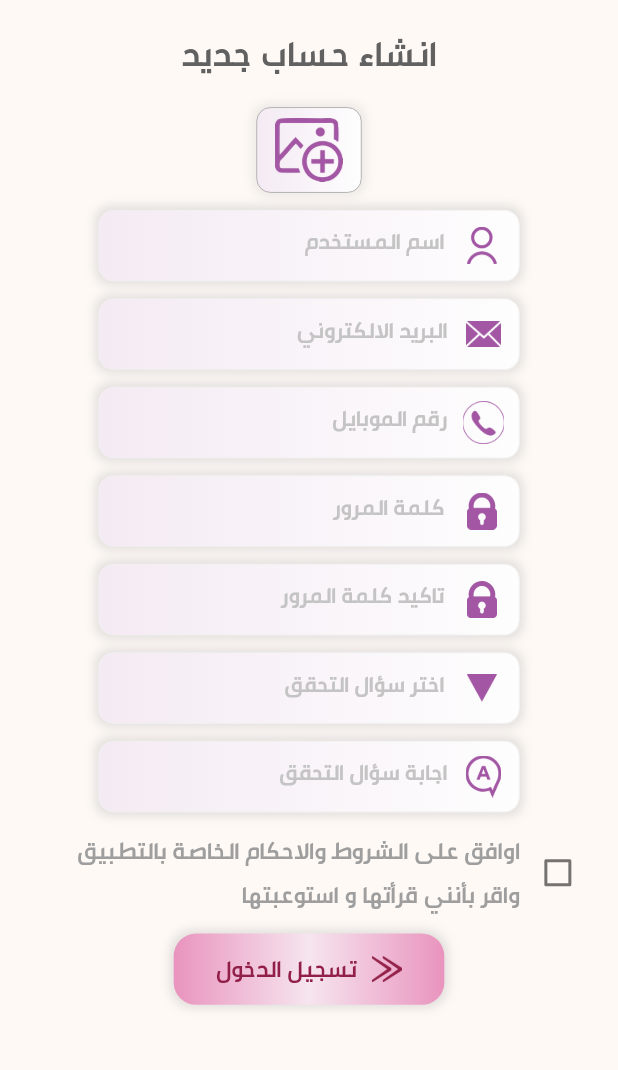
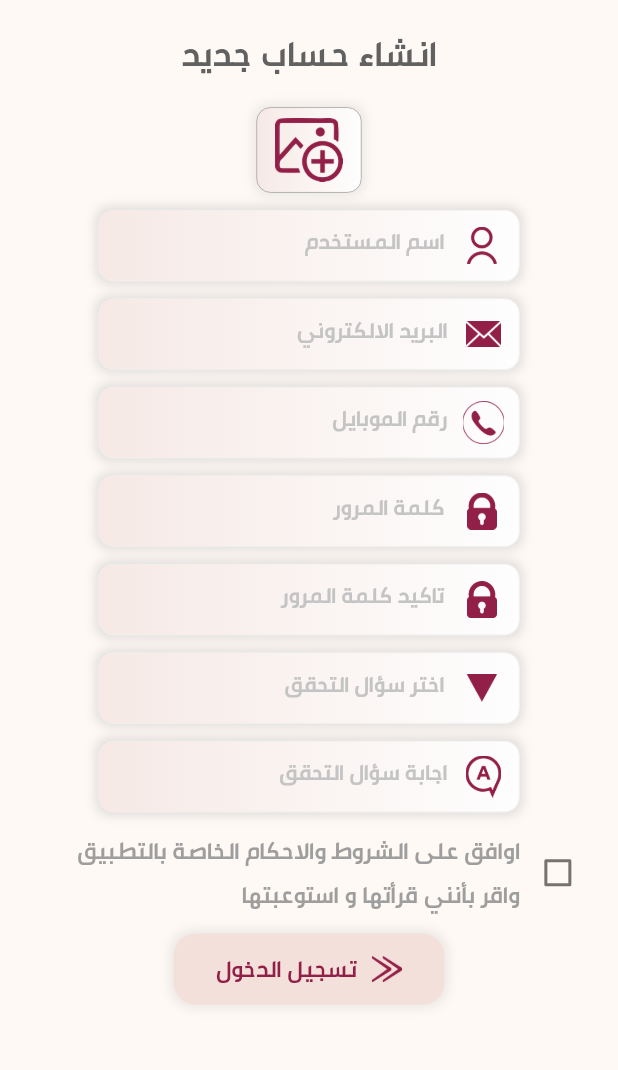
Before and after one commit to IbraMH/Innaya_APP, a Flutter app: the RegisterScreen screen opened directly, on a phone screen of 412 x 824 dp, the part 150-1220 px from its top. Run offline on Flutter 3.47's test engine with Material 2 defaults, Android fonts, the phone set to English and light mode, and no system bars; our stand-ins replace flutter_rating_bar, flutter_screenutil, flutter_switch, get, grouped_list, image_picker and 2 more; missing offline and left inert: weekly_date_picker.

```diff
--- a/lib/features/feature_auth/presntation/view/register.dart
+++ b/lib/features/feature_auth/presntation/view/register.dart
@@ -9,7 +9,7 @@ import 'package:innaya_app/widget/custom_textfilled_auth_app.dart';
 import 'package:innaya_app/widget/custome_text.dart';
 
 class RegisterScreen extends StatefulWidget {
-  const RegisterScreen({Key? key}) : super(key: key);
+
 
   @override
   State<RegisterScreen> createState() => _RegisterScreenState();
@@ -20,6 +20,7 @@ class _RegisterScreenState extends State<RegisterScreen> {
   XFile? _pickedFile;
   bool isLoading = false;
   bool onChange = false;
+  int typeGender = 1;
 
   @override
   void initState() {
@@ -81,7 +82,7 @@ class _RegisterScreenState extends State<RegisterScreen> {
                               ),
                               borderRadius: BorderRadius.circular(10.r),
                               gradient: LinearGradient(colors: [
-                                Color(0xffF4EAF3),
+                                Color(0xffF6E9E5),
                                 Color(0xffFEFEFE)
                               ], stops: [
                                 0.0,
@@ -111,6 +112,7 @@ class _RegisterScreenState extends State<RegisterScreen> {
                                     'assets/images/addImage.png',
                                     width: 45.w,
                                     height: 45.h,
+                                      color: typeGender==1?titleStartPage:titleStartPage2,
                                   )),
                           ),
                         ),
@@ -133,6 +135,7 @@ class _RegisterScreenState extends State<RegisterScreen> {
                         suffixIcon: 'assets/images/user.png',
                         hintText: 'اسم المستخدم',
                         textInputType: TextInputType.name,
+                        typeGender: typeGender,
                       ),
                       SizedBox(height: 12.h),
                       CustomTextFilledAuthApp(
@@ -140,6 +143,7 @@ class _RegisterScreenState extends State<RegisterScreen> {
                         suffixIcon: 'assets/images/email.png',
                         hintText: 'البريد الالكتروني',
                         paddingIcon: 12,
+                        typeGender: typeGender,
                       ),
                       SizedBox(height: 12.h),
                       CustomTextFilledAuthApp(
@@ -148,6 +152,7 @@ class _RegisterScreenState extends State<RegisterScreen> {
                         hintText: 'رقم الموبايل',
                         textInputType: TextInputType.phone,
                         paddingIcon: 10,
+                        typeGender: typeGender,
                       ),
                       SizedBox(height: 12.h),
                       CustomTextFilledAuthApp(
@@ -156,6 +161,7 @@ class _RegisterScreenState extends State<RegisterScreen> {
                         hintText: 'كلمة المرور',
                         textInputType: TextInputType.visiblePassword,
                         obscureText: true,
+                        typeGender: typeGender,
                       ),
                       SizedBox(height: 12.h),
                       CustomTextFilledAuthApp(
@@ -164,6 +170,7 @@ class _RegisterScreenState extends State<RegisterScreen> {
                         hintText: 'تاكيد كلمة المرور',
                         textInputType: TextInputType.visiblePassword,
                         obscureText: true,
+                        typeGender: typeGender,
                       ),
                       SizedBox(height: 12.h),
                       CustomTextFilledAuthApp(
@@ -171,6 +178,7 @@ class _RegisterScreenState extends State<RegisterScreen> {
                         suffixIcon: 'assets/images/arrowDown2.png',
                         hintText: 'اختر سؤال التحقق',
                         readOnly: true,
+                        typeGender: typeGender,
                         pressCard: () {},
                       ),
                       SizedBox(height: 12.h),
@@ -180,6 +188,7 @@ class _RegisterScreenState extends State<RegisterScreen> {
                         hintText: 'اجابة سؤال التحقق',
                         textInputType: TextInputType.text,
                         paddingIcon: 12,
+                        typeGender: typeGender,
                       ),
                       SizedBox(height: 12.h),
                       Row(
@@ -224,18 +233,10 @@ class _RegisterScreenState extends State<RegisterScreen> {
                         clipBehavior: Clip.antiAlias,
                         decoration: BoxDecoration(
                           borderRadius: BorderRadius.circular(15.w),
-                          gradient: LinearGradient(
-                            begin: Alignment.centerLeft,
-                            end: Alignment.centerRight,
-                            colors: [
-                              Color(0xffE994BE),
-                              Color(0xffF6E5EF),
-                              Color(0xffE994BE),
-                            ],
-                          ),
+                          color: Color(0xffF3E0DA),
                           boxShadow: [
                             BoxShadow(
-                              color: Colors.grey.withOpacity(0.3),
+                              color: Colors.grey.withOpacity(0.2),
                               spreadRadius: 2,
                               blurRadius: 5,
                               offset:
--- a/lib/main.dart
+++ b/lib/main.dart
@@ -30,7 +30,7 @@ class _MainAppState extends State<MainApp> {
         enableLog: true,
         getPages: AppPages.routes,
         initialRoute: AppPages.INITIAL,
-        home: SplashScreen(),
+        home: LoginScreen(),
         // theme: theme(),
         title: 'Offer App',
         translations: Messages(),
--- a/lib/routes/app_pages.dart
+++ b/lib/routes/app_pages.dart
@@ -17,7 +17,7 @@ class AppPages {
   static final routes = [
     GetPage(
       name: Routes.SPLASH,
-      page: () => SplashScreen(),
+      page: () => LoginScreen(),
     ),
     // GetPage(
     //
--- a/lib/widget/custom_textfilled_auth_app.dart
+++ b/lib/widget/custom_textfilled_auth_app.dart
@@ -23,6 +23,7 @@ class CustomTextFilledAuthApp extends StatelessWidget {
    GestureTapCallback? pressCard;
    double widthTextField;
    double heightTextField;
+   int typeGender;
 
 
    CustomTextFilledAuthApp({
@@ -43,6 +44,7 @@ class CustomTextFilledAuthApp extends StatelessWidget {
      this.pressCard,
      this.heightTextField = 50,
      this.widthTextField = 280,
+     this.typeGender = 1,
   }) : super(key: key);
   @override
   Widget build(BuildContext context) {
@@ -55,7 +57,7 @@ class CustomTextFilledAuthApp extends StatelessWidget {
       decoration: BoxDecoration(
         borderRadius: BorderRadius.circular(10.w),
         gradient: LinearGradient(
-            colors: [Color(0xffF4EAF3),Color(0xffFEFEFE)],
+            colors: [Color(0xffF6E9E5),Color(0xffFEFEFE)],
             stops: [0.0, 1.0],
             tileMode: TileMode.clamp),
         boxShadow: [
@@ -103,7 +105,7 @@ class CustomTextFilledAuthApp extends StatelessWidget {
 
                 prefixIcon: Padding(
                     padding: EdgeInsets.only(right: paddingIcon.w, left: paddingIcon.w),
-                    child: Image.asset(suffixIcon!,width: 20.w,height: 20.h,)//SvgPicture.asset(ICON_SEARCH,color: Colors.white,),
+                    child: Image.asset(suffixIcon!,width: 20.w,height: 20.h,color: typeGender==1?titleStartPage:titleStartPage2,)//SvgPicture.asset(ICON_SEARCH,color: Colors.white,),
                 ),
               hintText: hintText!,
               // border: OutlineInputBorder(
```
Also changed, not shown: lib/features/feature_auth/presntation/view/login.dart (+5 -10 lines).
